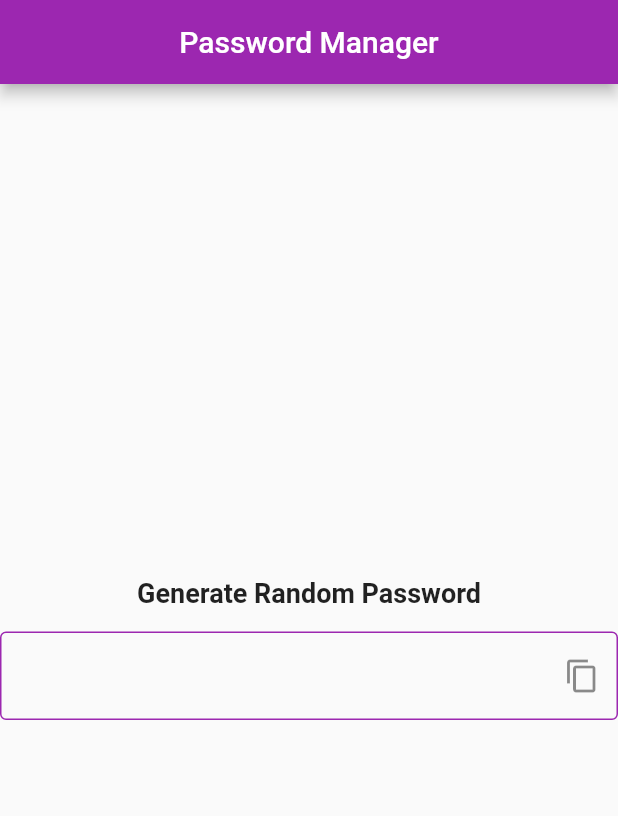
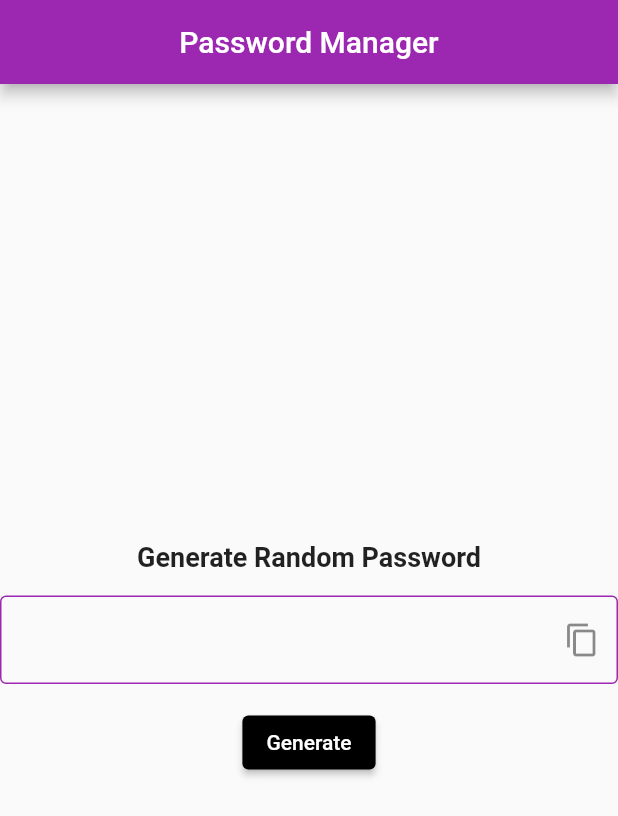
Before and after one commit to Syed-Ali-Abbas-568/Password-Manager, a Flutter app: the screen it shows after launch, on a phone screen of 412 x 824 dp. Shown: the top 816 px of the screen. Run offline on Flutter 3.47's test engine with Material 2 defaults, Android fonts, the phone set to English and light mode, and no system bars.

Commit message:
Added Generate random password functionality TaskKey=yE0yJmRJ

```diff
--- a/lib/main.dart
+++ b/lib/main.dart
@@ -1,5 +1,6 @@
 import 'package:flutter/material.dart';
 import 'package:flutter/services.dart';
+import 'passCreate.dart';
 
 void main() {
   runApp(const MyApp());
@@ -15,6 +16,7 @@ class MyApp extends StatefulWidget {
 class _MyAppState extends State<MyApp> {
   final _controller = TextEditingController();
 //  final scaffodlKey = GlobalKey<ScaffoldState>();
+
   @override
   Widget build(BuildContext context) {
     return MaterialApp(
@@ -37,7 +39,7 @@ class _MyAppState extends State<MyApp> {
                   fontWeight: FontWeight.bold,
                 ),
               ),
-              SizedBox(
+              const SizedBox(
                 height: 15,
               ),
               TextFormField(
@@ -45,30 +47,44 @@ class _MyAppState extends State<MyApp> {
                 readOnly: true,
                 enableInteractiveSelection: false,
                 decoration: InputDecoration(
-                  focusedBorder: OutlineInputBorder(
+                  focusedBorder: const OutlineInputBorder(
                     borderSide: BorderSide(color: Colors.purple),
                   ),
-                  enabledBorder: OutlineInputBorder(
+                  enabledBorder: const OutlineInputBorder(
                       borderSide: BorderSide(color: Colors.purple)),
                   suffixIcon: IconButton(
                     onPressed: () {
                       final data = ClipboardData(text: _controller.text);
                       Clipboard.setData(data);
-                      // final snackbar =
-                      //     SnackBar(content: Text("Password Copied"));
-                      // ScaffoldMessenger.of(context)
-                      //   ..removeCurrentSnackBar()
-                      //   ..showSnackBar(snackbar);
+                      const snackbar = SnackBar(content: Text("Password Copy"));
+
+                      ScaffoldMessenger.of(context)
+                        ..removeCurrentSnackBar()
+                        ..showSnackBar(snackbar);
                     },
                     icon: Icon(Icons.copy),
                   ),
                 ),
               ),
-              SizedBox(
+              const SizedBox(
                 height: 15,
               ),
+              CreateButtonWidget(),
             ],
           ))),
     );
   }
+
+  Widget CreateButtonWidget() {
+    return ElevatedButton(
+        style: ElevatedButton.styleFrom(primary: Colors.black),
+        onPressed: () {
+          final password = generatePassword();
+          _controller.text = password;
+        },
+        child: Text(
+          "Generate",
+          style: TextStyle(color: Colors.white),
+        ));
+  }
 }
--- /dev/null
+++ b/lib/passCreate.dart
@@ -0,0 +1,23 @@
+import 'dart:math';
+
+String generatePassword({
+  bool letter = true,
+  bool isNumber = true,
+  bool isSpecial = true,
+}) {
+  final length = 20;
+  final letterLowerCase = "abcdefghijklmnopqrstuvwxyz";
+  final letterUpperCase = "ABCDEFGHIJKLMNOPQRSTUVWXYZ";
+  final number = '0123456789';
+  final special = '@#%^*>\$@?/[]=+';
+
+  String chars = "";
+  if (letter) chars += '$letterLowerCase$letterUpperCase';
+  if (isNumber) chars += '$number';
+  if (isSpecial) chars += '$special';
+
+  return List.generate(length, (index) {
+    final indexRandom = Random.secure().nextInt(chars.length);
+    return chars[indexRandom];
+  }).join('');
+}
```
